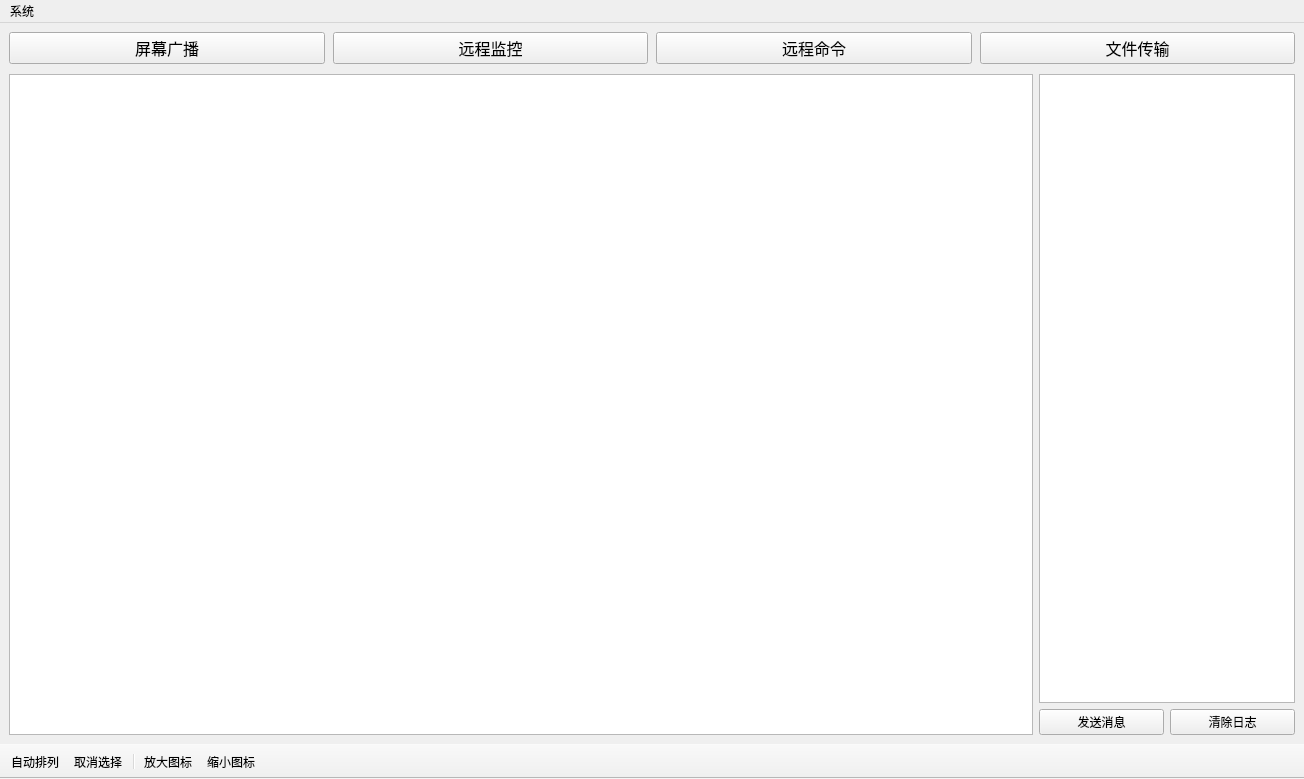
Before: the Qt Designer form Console/UI/DashboardUI.ui in yang-zhongtian/PYCM, drawn with Qt 5.
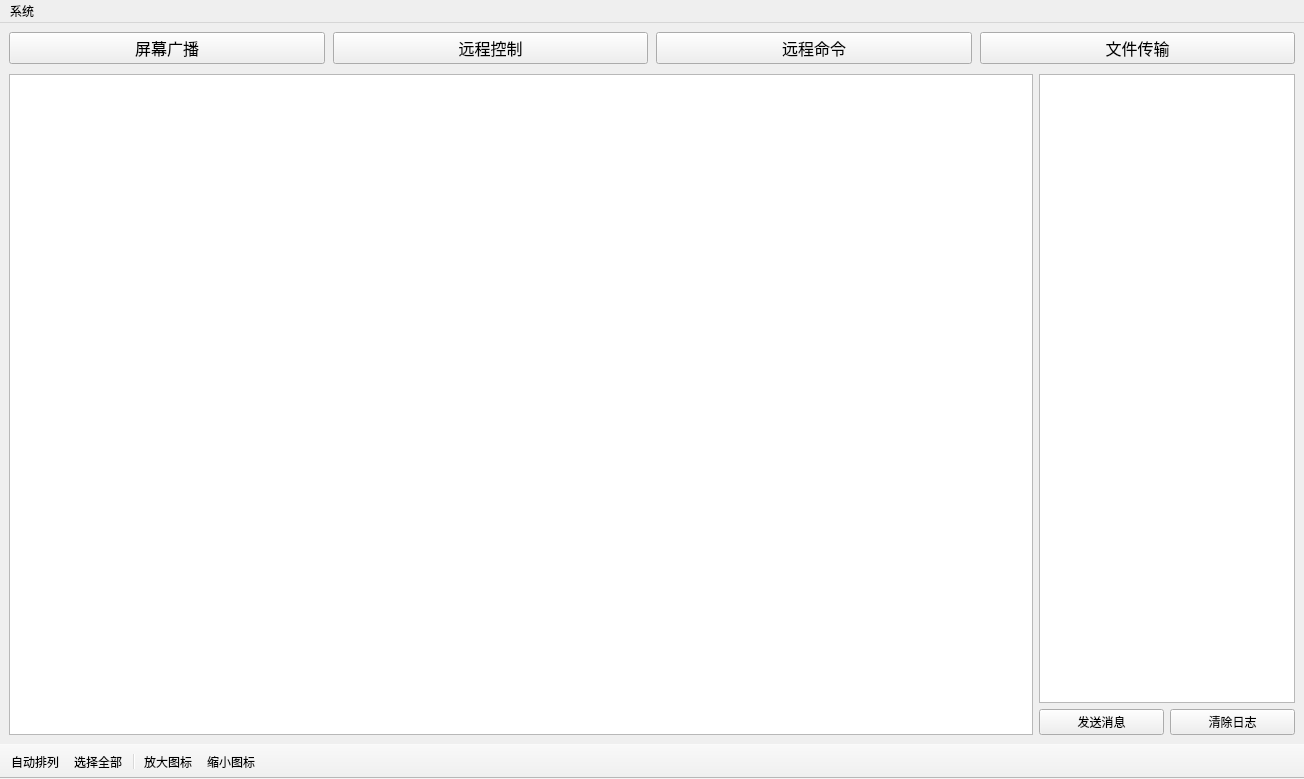
After: the same form once the commit is applied. Icons and pictures are not drawn.

Commit message: [upgrade] support remote control * known bug: screen broadcast cross platform command selection unfinished

```diff
--- a/Console/UI/DashboardUI.ui
+++ b/Console/UI/DashboardUI.ui
@@ -112,7 +112,10 @@
             </font>
            </property>
            <property name="text">
-            <string>远程监控</string>
+            <string>远程控制</string>
+           </property>
+           <property name="checkable">
+            <bool>true</bool>
            </property>
           </widget>
          </item>
@@ -223,7 +226,7 @@
                <enum>Qt::IgnoreAction</enum>
               </property>
               <property name="selectionMode">
-               <enum>QAbstractItemView::SingleSelection</enum>
+               <enum>QAbstractItemView::ContiguousSelection</enum>
               </property>
               <property name="iconSize">
                <size>
@@ -383,7 +386,7 @@
     <bool>false</bool>
    </attribute>
    <addaction name="client_sort"/>
-   <addaction name="clear_client_selection"/>
+   <addaction name="client_select_all"/>
    <addaction name="separator"/>
    <addaction name="client_scroll_in"/>
    <addaction name="client_scroll_out"/>
@@ -396,12 +399,12 @@
     <string>自动排列学生端</string>
    </property>
   </action>
-  <action name="clear_client_selection">
+  <action name="client_select_all">
    <property name="text">
-    <string>取消选择</string>
+    <string>选择全部</string>
    </property>
    <property name="toolTip">
-    <string>取消选择的学生端</string>
+    <string>选择全部学生端</string>
    </property>
   </action>
   <action name="start_all_services_menu">
```
Left out of the diff: 27 changed lines with no effect on the pictures. The commit also changes 32 other files.
